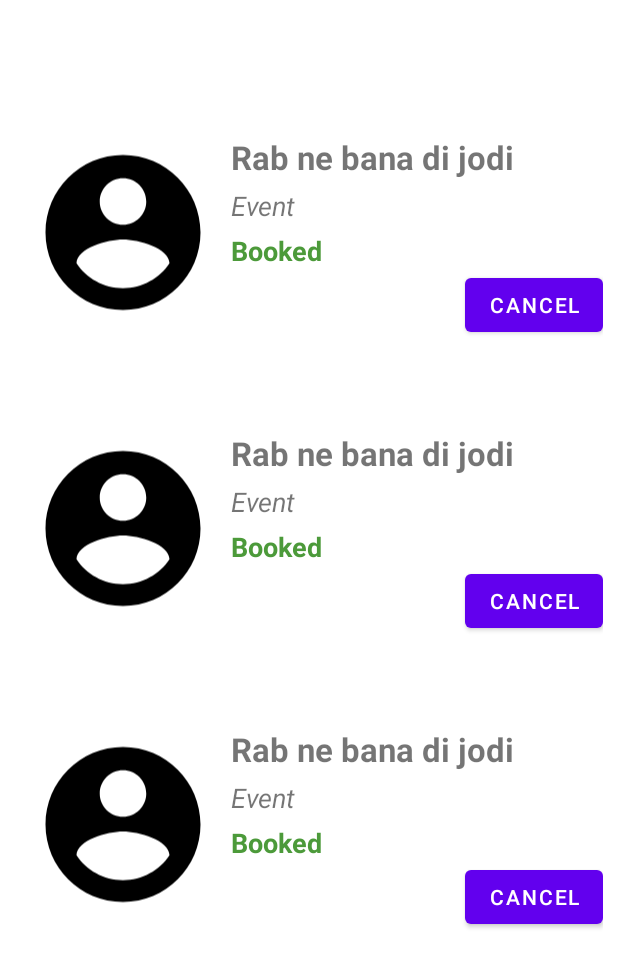
After one commit to pravesh00/ticketing, an Android app: the layout activity_orders.xml on its own in the app's theme, with its tools: preview values and no code run, on a phone screen of 412 x 824 dp. The commit adds this screen. Shown: the top 967 px of the screen. Run offline under Robolectric (Android 15) with nearby library versions, the phone set to English and light mode, and no system bars.

Commit message:
Order Page Added

```diff
--- /dev/null
+++ b/app/src/main/java/com/example/ticketing/model/OrderDetails.kt
@@ -0,0 +1,4 @@
+package com.example.ticketing.model
+
+data class OrderDetails(var orderId:String,var status:String, var eventId:String,var name:String,var description:String, var typeEvent:String, var photo:String) {
+}
--- /dev/null
+++ b/app/src/main/res/layout/activity_orders.xml
@@ -0,0 +1,25 @@
+<?xml version="1.0" encoding="utf-8"?>
+<layout xmlns:android="http://schemas.android.com/apk/res/android"
+    xmlns:tools="http://schemas.android.com/tools">
+    <data>
+
+    </data>
+<LinearLayout
+    android:layout_width="match_parent"
+    android:layout_height="match_parent"
+    android:orientation="vertical"
+    tools:context=".OrdersActivity">
+    <androidx.appcompat.widget.Toolbar
+        android:layout_width="match_parent"
+        android:layout_height="60sp"
+        android:id="@+id/toolbarTop"
+        />
+    <androidx.recyclerview.widget.RecyclerView
+        android:layout_width="match_parent"
+        android:layout_height="match_parent"
+        android:id="@+id/recyclerOrders"
+        tools:listitem="@layout/order_details_item"
+        />
+
+</LinearLayout>
+</layout>
--- /dev/null
+++ b/app/src/main/res/layout/order_details_item.xml
@@ -0,0 +1,65 @@
+<?xml version="1.0" encoding="utf-8"?>
+<LinearLayout xmlns:android="http://schemas.android.com/apk/res/android"
+    xmlns:tools="http://schemas.android.com/tools"
+    android:layout_width="match_parent"
+    android:orientation="horizontal"
+    android:layout_marginVertical="20sp"
+    android:id="@+id/eventView"
+    android:layout_height="wrap_content">
+
+    <ImageView
+        xmlns:app="http://schemas.android.com/apk/res-auto"
+        android:id="@+id/imgPhoto"
+        android:src="@drawable/img_ic"
+        app:riv_tile_mode="repeat"
+        android:layout_width="0sp"
+        android:layout_marginLeft="20sp"
+        android:layout_weight="1"
+        app:riv_oval="true"  android:layout_height="150sp"
+        tools:ignore="MissingConstraints" />
+    <LinearLayout
+        android:layout_width="0sp"
+        android:layout_height="wrap_content"
+        android:layout_weight="2"
+        android:orientation="vertical"
+        android:layout_margin="10sp"
+
+        >
+        <TextView
+            android:id="@+id/txtName"
+            android:layout_width="wrap_content"
+            android:layout_height="wrap_content"
+            android:textSize="22sp"
+            android:textStyle="bold"
+            android:layout_marginBottom="5sp"
+            android:text="Rab ne bana di jodi" />
+        <TextView
+            android:id="@+id/txtType"
+            android:layout_width="wrap_content"
+            android:layout_height="wrap_content"
+            android:textSize="18sp"
+            android:textStyle="italic"
+            android:layout_marginBottom="5sp"
+            android:text="Event" />
+        <TextView
+            android:id="@+id/txtStatus"
+            android:layout_width="wrap_content"
+            android:layout_height="wrap_content"
+            android:textSize="18sp"
+            android:textColor="#4C9A3A"
+            android:textStyle="bold"
+            android:text="Booked" />
+
+            <Button
+                android:layout_width="wrap_content"
+                android:layout_height="wrap_content"
+                android:text="Cancel"
+                android:id="@+id/btnCancel"
+                android:layout_gravity="right"
+                />
+
+
+    </LinearLayout>
+
+
+</LinearLayout>
--- a/app/src/main/res/values-night/themes.xml
+++ b/app/src/main/res/values-night/themes.xml
@@ -1,6 +1,6 @@
 <resources xmlns:tools="http://schemas.android.com/tools">
     <!-- Base application theme. -->
-    <style name="Theme.Ticketing" parent="Theme.MaterialComponents.DayNight.DarkActionBar">
+    <style name="Theme.Ticketing" parent="Theme.MaterialComponents.DayNight.NoActionBar">
         <!-- Primary brand color. -->
         <item name="colorPrimary">@color/purple_200</item>
         <item name="colorPrimaryVariant">@color/purple_700</item>
--- a/app/src/main/res/values/themes.xml
+++ b/app/src/main/res/values/themes.xml
@@ -1,6 +1,6 @@
 <resources xmlns:tools="http://schemas.android.com/tools">
     <!-- Base application theme. -->
-    <style name="Theme.Ticketing" parent="Theme.MaterialComponents.DayNight.DarkActionBar">
+    <style name="Theme.Ticketing" parent="Theme.MaterialComponents.DayNight.NoActionBar">
         <!-- Primary brand color. -->
         <item name="colorPrimary">@color/purple_500</item>
         <item name="colorPrimaryVariant">@color/purple_700</item>
```
Also changed, not shown: app/src/main/AndroidManifest.xml (+7 -0 lines), app/src/main/java/com/example/ticketing/MainActivity.kt (+31 -0 lines), app/src/main/java/com/example/ticketing/OrdersActivity.kt (added, +52 -0 lines), app/src/main/java/com/example/ticketing/adapter/OrderAdapter.kt (added, +31 -0 lines), app/src/main/java/com/example/ticketing/model/Order.kt (added, +7 -0 lines), app/src/main/res/layout/activity_main.xml (+8 -1 lines).
